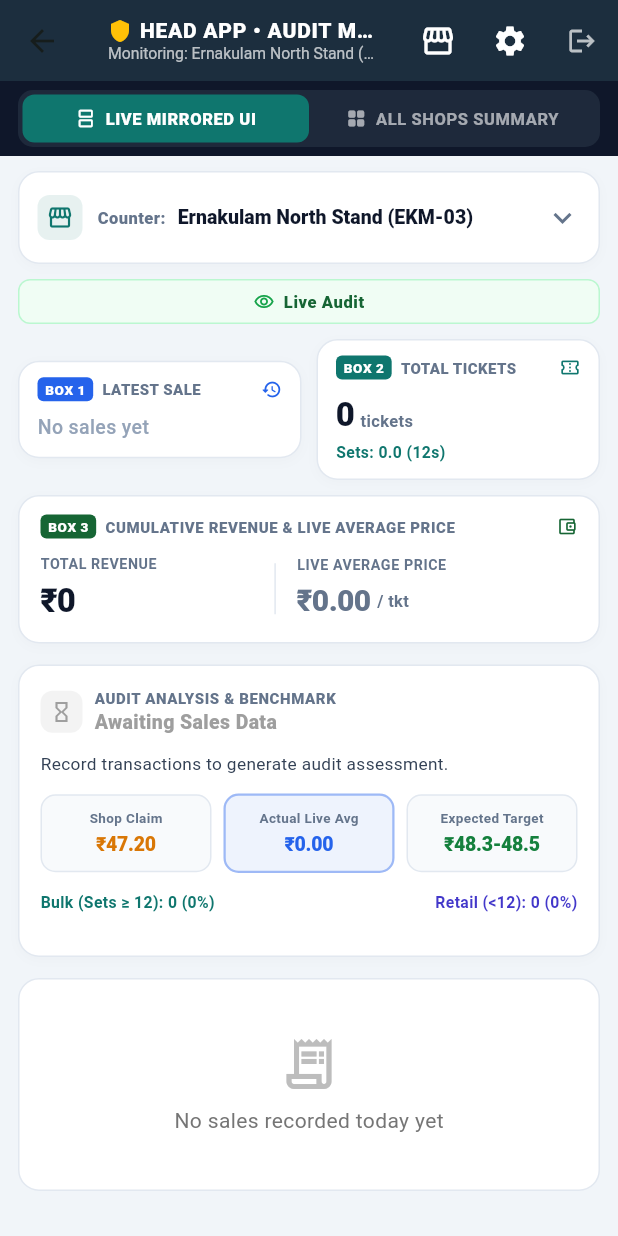
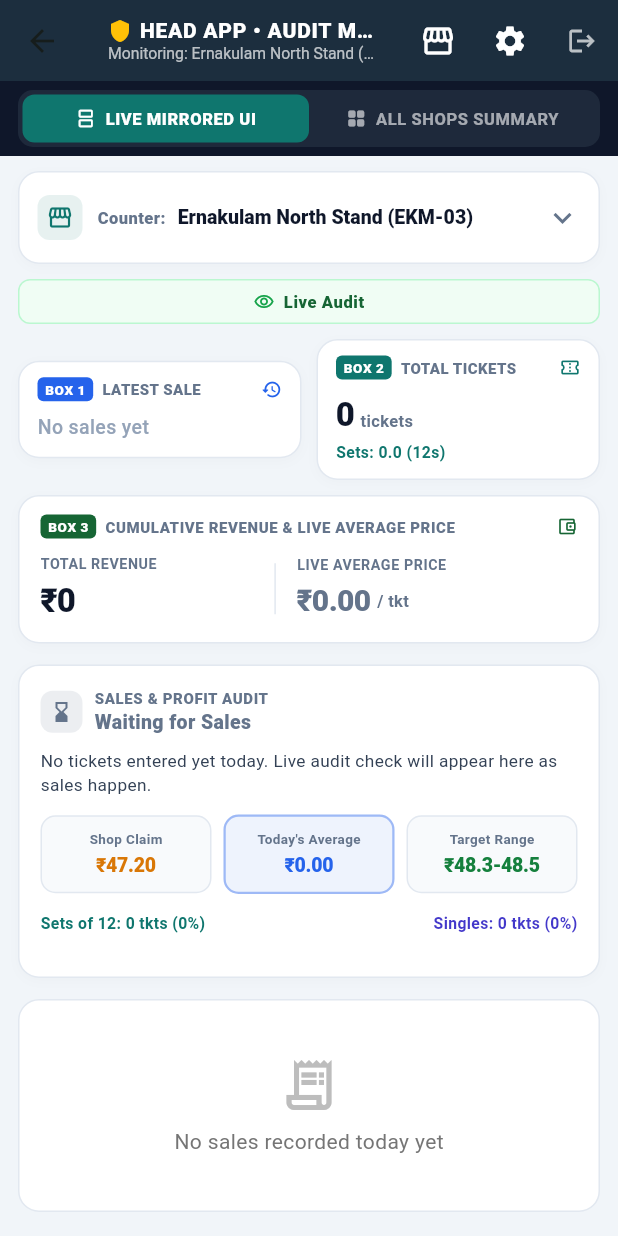
Before and after one commit to satsujinalma/Sales-Auditor, a Flutter app: the AdminDashboardScreen screen opened directly with empty values, on a phone screen of 412 x 824 dp. Run offline on Flutter 3.47's test engine with Material 3 defaults, Android fonts, the phone set to English and light mode, and no system bars; our stand-ins replace cloud_firestore, firebase_core, shared_preferences; accounts and stored records are empty.

Commit message:
Simplify wording and insights in Sales & Profit Audit card for plain English readability

```diff
--- a/lib/widgets/audit_comparison_card.dart
+++ b/lib/widgets/audit_comparison_card.dart
@@ -25,35 +25,36 @@ class AuditComparisonCard extends StatelessWidget {
     final targetMin = pricingConfig.targetBenchmarkMin; // 48.30
     final targetMax = pricingConfig.targetBenchmarkMax; // 48.50
 
-    // Audit status assessment
+    // Audit status assessment in simple, plain English
     Color statusColor;
     String statusTitle;
     String statusInsight;
     IconData statusIcon;
 
     if (totalTickets == 0) {
-      statusColor = Colors.grey;
-      statusTitle = 'Awaiting Sales Data';
-      statusInsight = 'Record transactions to generate audit assessment.';
-      statusIcon = Icons.hourglass_empty;
+      statusColor = const Color(0xFF64748B);
+      statusTitle = 'Waiting for Sales';
+      statusInsight =
+          'No tickets entered yet today. Live audit check will appear here as sales happen.';
+      statusIcon = Icons.hourglass_bottom;
     } else if (avgPrice >= targetMin) {
       statusColor = const Color(0xFF15803D); // Green
-      statusTitle = 'Target Average Maintained (₹${avgPrice.toStringAsFixed(2)})';
+      statusTitle = 'Full Profit Rate (₹${avgPrice.toStringAsFixed(2)} / tkt)';
       statusInsight =
-          'Actual avg is within benchmark (₹$targetMin - ₹$targetMax). Bulk claims do not lower margins.';
-      statusIcon = Icons.check_circle;
+          'Good profit! Most tickets were sold as singles (₹50). Total collection matches target (₹$targetMin – ₹$targetMax).';
+      statusIcon = Icons.check_circle_outline;
     } else if (avgPrice > claimedPrice + 0.3) {
-      statusColor = Colors.amber.shade800; // Orange
-      statusTitle = 'Moderate Margin (₹${avgPrice.toStringAsFixed(2)})';
+      statusColor = const Color(0xFFD97706); // Amber
+      statusTitle = 'Normal Set Sales (₹${avgPrice.toStringAsFixed(2)} / tkt)';
       statusInsight =
-          'Actual avg is higher than shopkeeper claimed ₹$claimedPrice. Bulk sales account for ${bulkPercent.toStringAsFixed(1)}% of volume.';
+          'Customers bought mostly 12-ticket sets. Average collected is ₹${avgPrice.toStringAsFixed(2)} per ticket (better than shop claim of ₹$claimedPrice).';
+      statusIcon = Icons.info_outline;
+    } else {
+      statusColor = const Color(0xFFEA580C); // Orange
+      statusTitle = 'High Discount Sets (₹${avgPrice.toStringAsFixed(2)} / tkt)';
+      statusInsight =
+          'Almost all sales (${bulkPercent.toStringAsFixed(0)}%) were 12-ticket sets at discount. Average collected is ₹${avgPrice.toStringAsFixed(2)} per ticket.';
       statusIcon = Icons.warning_amber_rounded;
-    } else {
-      statusColor = Colors.red.shade700; // Red
-      statusTitle = 'Low Average Detected (₹${avgPrice.toStringAsFixed(2)})';
-      statusInsight =
-          'Matches claimed ₹$claimedPrice. Verified: Bulk/Set sales represent ${bulkPercent.toStringAsFixed(1)}% of total volume.';
-      statusIcon = Icons.info;
     }
 
     return Container(
@@ -90,7 +91,7 @@ class AuditComparisonCard extends StatelessWidget {
                   crossAxisAlignment: CrossAxisAlignment.start,
                   children: [
                     const Text(
-                      'AUDIT ANALYSIS & BENCHMARK',
+                      'SALES & PROFIT AUDIT',
                       style: TextStyle(
                         fontSize: 10,
                         fontWeight: FontWeight.w800,
@@ -112,7 +113,7 @@ class AuditComparisonCard extends StatelessWidget {
             ],
           ),
 
-          const SizedBox(height: 10),
+          const SizedBox(height: 8),
           Text(
             statusInsight,
             style: const TextStyle(
@@ -135,7 +136,7 @@ class AuditComparisonCard extends StatelessWidget {
               ),
               const SizedBox(width: 8),
               _buildPriceBadge(
-                label: 'Actual Live Avg',
+                label: "Today's Average",
                 value: totalTickets > 0
                     ? '₹${avgPrice.toStringAsFixed(2)}'
                     : '₹0.00',
@@ -146,7 +147,7 @@ class AuditComparisonCard extends StatelessWidget {
               ),
               const SizedBox(width: 8),
               _buildPriceBadge(
-                label: 'Expected Target',
+                label: 'Target Range',
                 value: '₹$targetMin-$targetMax',
                 color: const Color(0xFF15803D),
                 isHighlight: false,
@@ -156,12 +157,12 @@ class AuditComparisonCard extends StatelessWidget {
 
           const SizedBox(height: 12),
 
-          // Sales Composition Progress Bar (Bulk vs Single)
+          // Sales Composition Progress Bar (Sets vs Singles)
           Row(
             mainAxisAlignment: MainAxisAlignment.spaceBetween,
             children: [
               Text(
-                'Bulk (Sets ≥ 12): $bulkTickets (${bulkPercent.toStringAsFixed(0)}%)',
+                'Sets of 12: $bulkTickets tkts (${bulkPercent.toStringAsFixed(0)}%)',
                 style: const TextStyle(
                   fontSize: 10.5,
                   fontWeight: FontWeight.w700,
@@ -169,7 +170,7 @@ class AuditComparisonCard extends StatelessWidget {
                 ),
               ),
               Text(
-                'Retail (<12): $singleTickets (${singlePercent.toStringAsFixed(0)}%)',
+                'Singles: $singleTickets tkts (${singlePercent.toStringAsFixed(0)}%)',
                 style: const TextStyle(
                   fontSize: 10.5,
                   fontWeight: FontWeight.w700,
```
